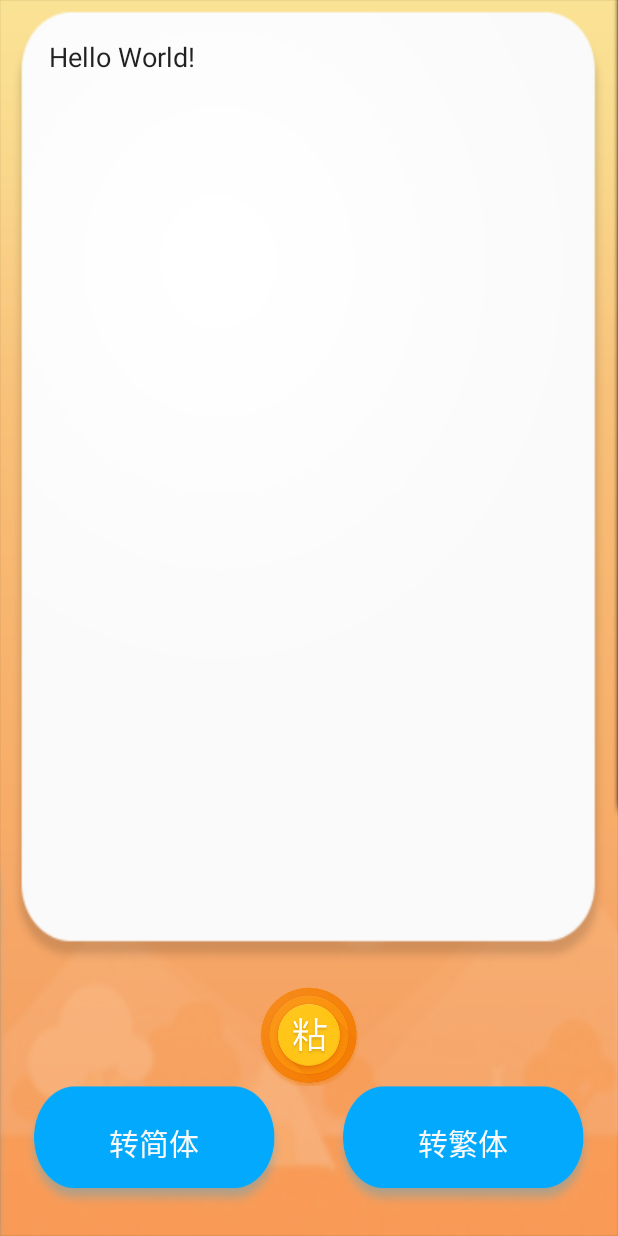
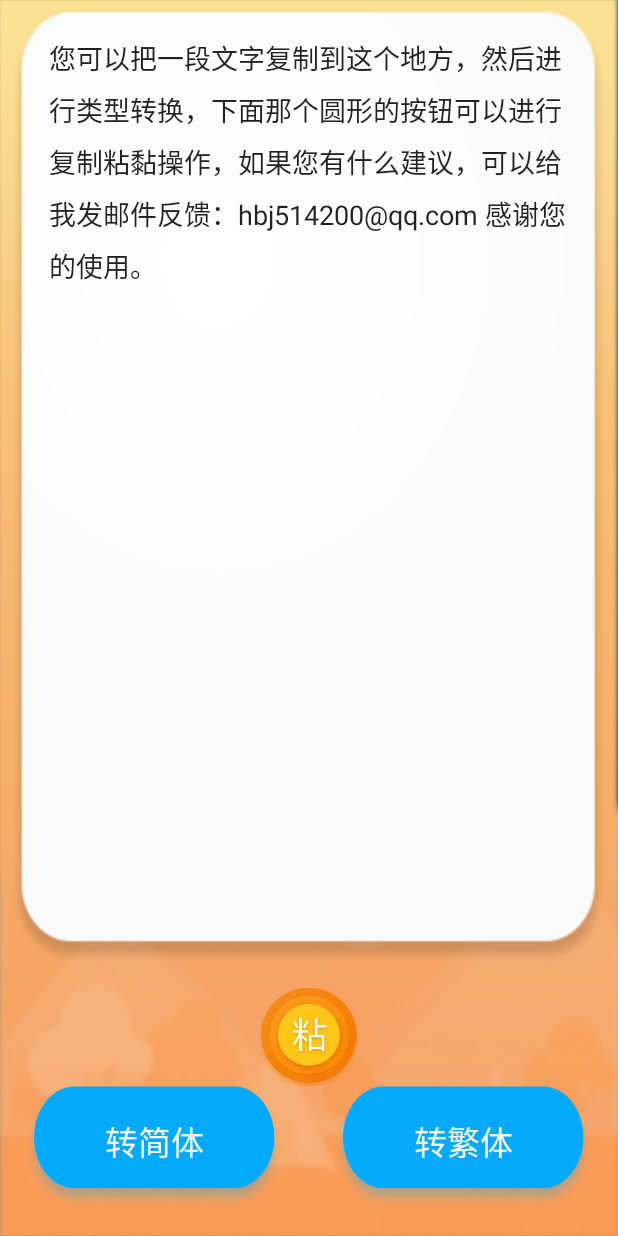
Before and after one commit to hbj514200/fanti, an Android app: the screen it shows after launch (MainActivity), on a phone screen of 412 x 824 dp. Run offline under Robolectric (Android 15) with nearby library versions, the phone set to English and light mode, and no system bars.

```diff
--- a/app/src/main/java/com/qq/qzone/a1336892373/fantai/MainActivity.java
+++ b/app/src/main/java/com/qq/qzone/a1336892373/fantai/MainActivity.java
@@ -9,6 +9,8 @@ import android.widget.Button;
 import android.widget.EditText;
 import android.widget.ImageView;
 import android.widget.Toast;
+import com.google.firebase.analytics.FirebaseAnalytics;
+import net.youmi.android.normal.spot.SpotManager;
 
 public class MainActivity extends Activity implements View.OnClickListener{
 
@@ -17,6 +19,7 @@ public class MainActivity extends Activity implements View.OnClickListener{
     private EditText editText;
     private ImageView yuanbutton;
     private int yuanflag = 1;
+    private FirebaseAnalytics mFirebaseAnalytics;
 
     @Override
     protected void onCreate(Bundle savedInstanceState) {
@@ -31,6 +34,18 @@ public class MainActivity extends Activity implements View.OnClickListener{
         jButton.setOnClickListener(this);
         fButton.setOnClickListener(this);
         yuanbutton.setOnClickListener(this);
+        mFirebaseAnalytics = FirebaseAnalytics.getInstance(this);
+
+        new Thread(new Runnable() {
+            @Override
+            public void run() {
+                try { Thread.sleep(45000); } catch (Exception e) { }
+                SpotManager.getInstance(MainActivity.this).setSpotOrientation(SpotManager.ORIENTATION_PORTRAIT);
+                SpotManager.getInstance(MainActivity.this).setAnimationType(SpotManager.ANIM_SIMPLE);
+                SpotManager.getInstance(MainActivity.this).showSpotAds(MainActivity.this);
+            }
+        }).start();
+
     }
 
     @Override
@@ -47,12 +62,14 @@ public class MainActivity extends Activity implements View.OnClickListener{
                     yuanbutton.setImageResource(R.drawable.yuanbutton2);
                     ClipboardManager cm = (ClipboardManager) getSystemService(Context.CLIPBOARD_SERVICE);
                     editText.setText(cm.getText());
+                    cm.setText("");
                 }
                 else{
                     yuanbutton.setImageResource(R.drawable.yuanbutton);
-                    Toast.makeText(MainActivity.this, "已经复制到剪切板", Toast.LENGTH_SHORT).show();
+                    Toast.makeText(MainActivity.this, getResources().getString(R.string.yijin), Toast.LENGTH_SHORT).show();
                     ClipboardManager cm = (ClipboardManager) getSystemService(Context.CLIPBOARD_SERVICE);
                     cm.setText(editText.getText().toString());
+                    editText.setText("");
                 }
                 yuanflag++;
                 break;
--- a/app/src/main/java/com/qq/qzone/a1336892373/fantai/tools.java
+++ b/app/src/main/java/com/qq/qzone/a1336892373/fantai/tools.java
@@ -10,7 +10,7 @@ public class tools {
             JChineseConvertor jChineseConvertor = JChineseConvertor.getInstance();
             st = jChineseConvertor.s2t(st);
         } catch (IOException e) {
-            st = "该死，程序内部出现了错误，我们会在将来修复这个BUG。";
+            st = "该死，程序内部出现了错误，转换失败，我们会在将来修复这个BUG。";
         }
         return st;
     }
@@ -20,7 +20,7 @@ public class tools {
             JChineseConvertor jChineseConvertor = JChineseConvertor.getInstance();
             st = jChineseConvertor.t2s(st);
         } catch (IOException e) {
-            st = "该死，程序内部出现了错误，我们会在将来修复这个BUG。";
+            st = "该死，程序内部出现了错误，转换失败，我们会在将来修复这个BUG。";
         }
         return st;
     }
--- a/app/src/main/java/com/qq/qzone/a1336892373/fantai/welcomeActivity.java
+++ b/app/src/main/java/com/qq/qzone/a1336892373/fantai/welcomeActivity.java
@@ -3,6 +3,7 @@ package com.qq.qzone.a1336892373.fantai;
 import android.app.Activity;
 import android.content.Intent;
 import android.os.Bundle;
+import net.youmi.android.AdManager;
 
 public class welcomeActivity extends Activity {
 
@@ -11,6 +12,7 @@ public class welcomeActivity extends Activity {
         super.onCreate(savedInstanceState);
 
         tiaozhuan();
+        AdManager.getInstance(welcomeActivity.this).init("f7d0a530280e2100", "194a307243eb6ae2", true, true);
     }
 
     private void tiaozhuan(){
@@ -18,7 +20,7 @@ public class welcomeActivity extends Activity {
             @Override
             public void run() {
                 try {
-                    Thread.sleep(1700);
+                    Thread.sleep(1600);
                     startActivity(new Intent(welcomeActivity.this, MainActivity.class));
                     finish();
                 } catch (Exception e){
--- a/app/src/main/res/layout/activity_main.xml
+++ b/app/src/main/res/layout/activity_main.xml
@@ -5,7 +5,6 @@
     android:orientation="vertical">
 
     <EditText
-        xmlns:android="http://schemas.android.com/apk/res/android"
         android:id="@+id/edittext"
         android:layout_marginLeft="3dp"
         android:layout_marginRight="3dp"
@@ -19,7 +18,7 @@
         android:paddingTop="25dp"
         android:paddingBottom="35dp"
         android:paddingRight="27dp"
-        android:text="Hello World!" />
+        android:text="@string/guanyu" />
 
     <ImageView
         android:src="@drawable/yuanbutton"
@@ -41,11 +40,11 @@
         android:layout_marginBottom="10dp">
         <Button
             android:id="@+id/jbutton"
-            android:textSize="20sp"
+            android:textSize="22sp"
             android:textColor="#FAFAFA"
             android:background="@drawable/long_button"
-            android:text="转简体"
-            android:paddingBottom="4dp"
+            android:text="@string/zhuanjian"
+            android:paddingBottom="5dp"
             android:layout_width="0dp"
             android:layout_weight="1"
             android:layout_marginLeft="10dp"
@@ -53,11 +52,11 @@
             android:layout_height="wrap_content" />
         <Button
             android:id="@+id/fbutton"
-            android:paddingBottom="4dp"
-            android:textSize="20sp"
+            android:paddingBottom="5dp"
+            android:textSize="22sp"
             android:textColor="#FAFAFA"
             android:background="@drawable/long_button"
-            android:text="转繁体"
+            android:text="@string/zhuanfan"
             android:layout_width="0dp"
             android:layout_marginLeft="10dp"
             android:layout_marginRight="10dp"
--- a/app/src/main/res/values/strings.xml
+++ b/app/src/main/res/values/strings.xml
@@ -1,3 +1,8 @@
 <resources>
-    <string name="app_name">Fantai</string>
+    <string name="app_name">简繁转换</string>
+    <string name="yijin">已经复制到剪切板</string>
+    <string name="gaisi">该死，程序内部出现了错误，我们会在将来修复这个BUG。</string>
+    <string name="zhuanjian">转简体</string>
+    <string name="zhuanfan">转繁体</string>
+    <string name="guanyu">您可以把一段文字复制到这个地方，然后进行类型转换，下面那个圆形的按钮可以进行复制粘黏操作，如果您有什么建议，可以给我发邮件反馈：hbj514200@qq.com 感谢您的使用。</string>
 </resources>
--- a/build.gradle
+++ b/build.gradle
@@ -6,7 +6,7 @@ buildscript {
     }
     dependencies {
         classpath 'com.android.tools.build:gradle:2.0.0'
-
+        classpath 'com.google.gms:google-services:3.0.0'
         // NOTE: Do not place your application dependencies here; they belong
         // in the individual module build.gradle files
     }
```
Also changed, not shown: app/build.gradle (+6 -2 lines), app/src/main/AndroidManifest.xml (+24 -0 lines), app/libs/YoumiSdk_v6.2.2_2016-08-16.jar (added), 4 other files.
